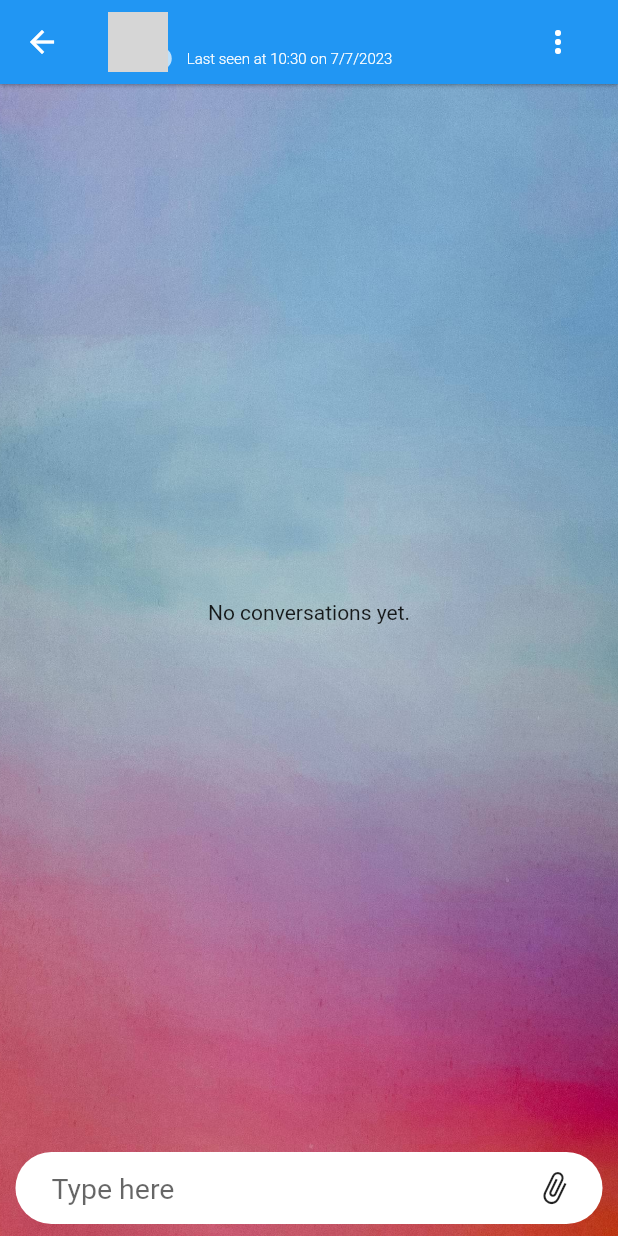
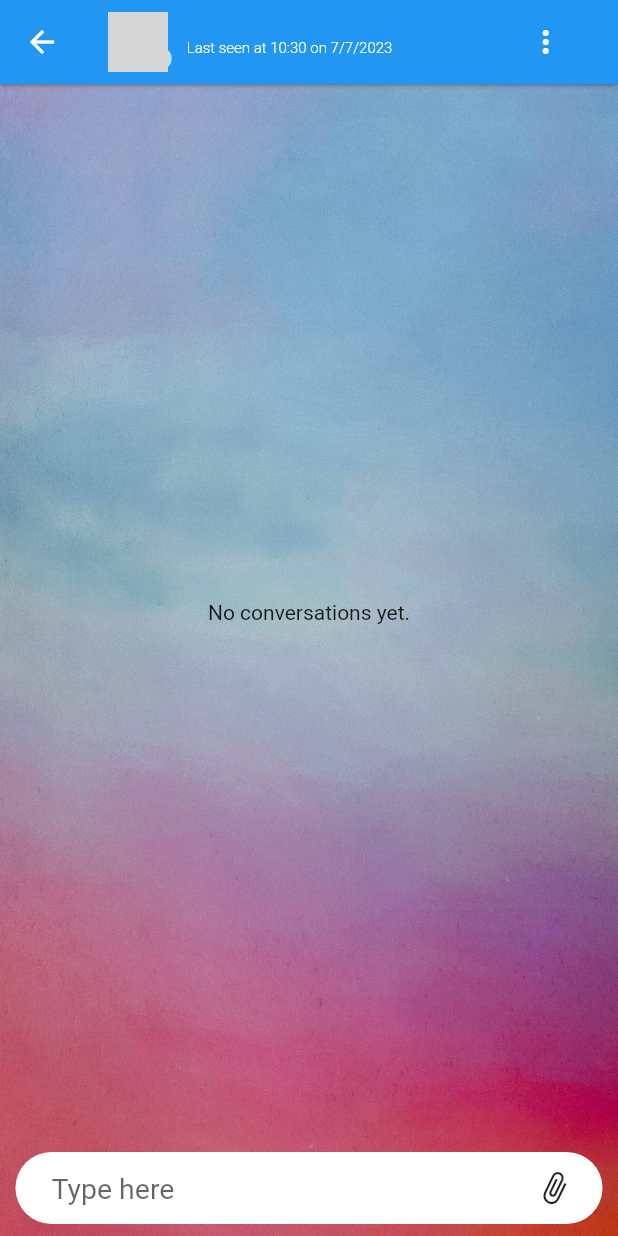
Before and after one commit to shashical/Chatrix, a Flutter app: the ChatWindow screen opened directly with empty values, on a phone screen of 412 x 824 dp. Run offline on Flutter 3.47's test engine with Material 2 defaults, Android fonts, the phone set to English and light mode, and no system bars; our stand-ins replace blurrycontainer, cloud_firestore, file_picker, firebase_auth, firebase_core, firebase_messaging and 9 more; missing offline and left inert: encrypt, pointycastle, restart_app, rsa_encrypt; accounts and stored records are empty; network calls fail; grey boxes are pictures that could not be loaded.

Commit message:
updated-otheruser-profile

```diff
--- a/App/realtime_messaging/lib/Models/userchats.dart
+++ b/App/realtime_messaging/lib/Models/userchats.dart
@@ -17,7 +17,7 @@ class UserChat {
   bool muted;
   bool blocked;
   String? containsSymmKey;
-  String displayName;
+  String? displayName;
 
   UserChat({
     required this.id,
@@ -33,7 +33,7 @@ class UserChat {
     this.muted = false,
     this.blocked = false,
     this.containsSymmKey,
-    required this.displayName,
+    this.displayName,
   });
 
   factory UserChat.fromJson(Map<String, dynamic> json) {
--- a/App/realtime_messaging/lib/Services/users_remote_services.dart
+++ b/App/realtime_messaging/lib/Services/users_remote_services.dart
@@ -58,6 +58,9 @@ class RemoteServices {
     } catch (e) {
       rethrow;
     }
+  }
+  Stream<Users> getUserStream(String id){
+    return reference.collection('users').doc(id).snapshots().map((event) => Users.fromJson(event.data()!));
   }
 
   Future<String> uploadNewImage(File image, String id) async {
--- a/App/realtime_messaging/lib/Widgets/progress-indicator.dart
+++ b/App/realtime_messaging/lib/Widgets/progress-indicator.dart
@@ -16,7 +16,7 @@ Widget progressIndicator(UploadTask? uploadTask,DownloadTask? downloadTask)=>Str
       children: [Center(
         child: CircularProgressIndicator(
           value: progress,
-          backgroundColor: Colors.grey[300],
+          backgroundColor: Colors.black,
           color: Colors.orangeAccent,
 
         ),
--- a/App/realtime_messaging/lib/screens/chat_window.dart
+++ b/App/realtime_messaging/lib/screens/chat_window.dart
@@ -398,20 +398,25 @@ class _ImageBubbleState extends State<ImageBubble> {
                         ],
                       ),
                     ),),
-                    Center(child: (widget.isUser) ? (!isUploading&&!uploaded) ? IconButton(
+                    Center(child:
+                    Container(
+                      height: 50,
+                      width: 50,
+                      decoration: BoxDecoration(
+                        shape: BoxShape.circle,
+                        color:(widget.isUser)?(uploaded)?null:Colors.white.withOpacity(0.5):(downloaded)?null:Colors.white.withOpacity(0.5),
+                      ),
+                      child:(widget.isUser) ? (!isUploading&&!uploaded) ? IconButton(
                           onPressed: () async {
                             setState(() {
-                            isUploading = true;
-                          });
+                              isUploading = true;});
                             final docUrl = await uploadDocument(
                                 File(widget.senderUrl));
-
                             String symmKeyString = (await const FlutterSecureStorage().read(key: widget.chatId))!;
                             encrypt.Key symmKey = encrypt.Key.fromBase64(symmKeyString);
                             encrypt.Encrypter encrypter = encrypt.Encrypter(encrypt.AES(symmKey));
                             encrypt.Encrypted encryptedDocUrl = encrypter.encrypt(docUrl,iv: iv);
                             String encryptedDocUrlString = encryptedDocUrl.base64;
-
                             ChatsRemoteServices().updateChatMessage(widget.chatId, {
                               'uploaded': true,
                               'text': encryptedDocUrlString
@@ -433,11 +438,10 @@ class _ImageBubbleState extends State<ImageBubble> {
                                   'downloaded':true,
                                 }, widget.id);
                             setState(() {
-                            downloaded=true;
-                          });
-
-
+                              downloaded=true;});
                             }, icon: const Icon(Icons.download)):!downloaded?progressIndicator(null, _downloadTask):const SizedBox(width: 0,),
+                    ),
+
                     )
                   ]
               ),
@@ -575,6 +579,7 @@ class _ChatWindowState extends State<ChatWindow> {
   late Users currentUser;
   bool youBlocked=false;
   bool otherBlocked=false;
+  Users? otherUserStream;
 
   Future getImage(ImageSource source) async {
     final image = await ImagePicker().pickImage(source: source);
@@ -759,14 +764,20 @@ class _ChatWindowState extends State<ChatWindow> {
                 ) :Row(
                   children: [
                     InkWell(
-                      child: Stack(
+
+                      child: SizedBox(
+                        height: 50,
+                        width: MediaQuery.of(context).size.width*0.65,
+                        child: Row(
+                          children: [
+                            Stack(
                               children: [
                                 const SizedBox(
                                  width: 42.5,
                                  height: 40,
                                 ),
                                 CircleAvatar(
-                          foregroundImage: NetworkImage(otheruser.photoUrl!),
+                                foregroundImage: NetworkImage((otherBlocked)?'http://ronaldmottram.co.nz/wp-content/uploads/2019/01/default-user-icon-8.jpg':otheruser.photoUrl!),
                               ),
                                 (otherBlocked)?const SizedBox():Positioned(
                                   bottom: 1.5,
@@ -775,27 +786,35 @@ class _ChatWindowState extends State<ChatWindow> {
                                       height: 15,
                                   width: 15,
                                   decoration: BoxDecoration(
-                              color: (otheruser.isOnline!)?const Color.fromARGB(
+                                    color: (otherUserStream?.isOnline??false)?const Color.fromARGB(
                                         255, 0, 228, 31):Colors.white70,
                                     shape: BoxShape.circle
                                   ),
                                 ))
                             ]
                             ),
+                            const SizedBox(width: 10,),
+                            SizedBox(
+                              height: 50,
+                              child: Column(
+                                crossAxisAlignment: CrossAxisAlignment.start,
+                                children: [
+                                  Text((indexInContact!=-1)?savedUsers[indexInContact]:otheruser.phoneNo),
+                                  (otherBlocked || otherUserStream==null)?const Text(''):Text((otherUserStream!.isOnline!)?'Online Now':'Last seen at ${otheruser.lastOnline?.hour}:${otheruser.lastOnline!.minute~/10}${otheruser.lastOnline!.minute%10} on ${otheruser.lastOnline!.day}/${otheruser.lastOnline!.month}/${otheruser.lastOnline!.year}'
+                                    ,style: const TextStyle(fontSize: 10,fontWeight: FontWeight.w300),)
+                                ],
+                              ),
+                            ),
+                            const Spacer(),
+                          ],
+                        ),
+                      ),
                       onTap: (){
                         Navigator.push(context, MaterialPageRoute(builder: (context)=>OtherUserProfilePage(userId: widget.otherUserId,)));
                       },
-                    ),
-                    const SizedBox(width: 10,),
-                    Column(
-                      crossAxisAlignment: CrossAxisAlignment.start,
-                      children: [
-                        Text((indexInContact!=-1)?savedUsers[indexInContact]:otheruser.phoneNo),
-                        (otherBlocked)?const Text(''):Text((otheruser.isOnline!)?'Online Now':'Last seen at ${otheruser.lastOnline?.hour}:${otheruser.lastOnline!.minute~/10}${otheruser.lastOnline!.minute%10} on ${otheruser.lastOnline!.day}/${otheruser.lastOnline!.month}/${otheruser.lastOnline!.year}'
-                        ,style: const TextStyle(fontSize: 10,fontWeight: FontWeight.w300),)
-                      ],
-                    ),
-                    const Spacer(),
+
+
+                    ),
                     PopupMenuButton(itemBuilder: (context)=>
                     [
                       PopupMenuItem(
@@ -902,6 +921,18 @@ class _ChatWindowState extends State<ChatWindow> {
                 ),
                 child: Column(
                   children: [
+                    SizedBox(
+                      height: 1,
+                      child:StreamBuilder<Users>(
+                        stream: RemoteServices().getUserStream(widget.otherUserId),
+                        builder:( (context,snapshot){
+                          if(snapshot.hasData){
+                            otherUserStream=snapshot.data;
+                          }
+                          return const SizedBox();
+                        }),
+                      ) ,
+                    ),
                     Flexible(
                       child: StreamBuilder<List<ChatMessage>>(
                         stream: (chatid == null
@@ -1224,9 +1255,9 @@ class _ChatWindowState extends State<ChatWindow> {
                         },
                       ),
                     ),
-                    (youBlocked)?const Center(
-                      child: Text('you have blocked this chat unblock to continue !'),
-                    ):(otherBlocked)?Center(child: Text('${savedUsers[savedNumber.indexOf(otheruser.phoneNo)]} has blocked you !'),):const SizedBox(height: 0,),
+                    // (youBlocked)?const Center(
+                    //   child: Text('you have blocked this chat unblock to continue !'),
+                    // ):(otherBlocked)?Center(child: Text('${savedUsers[savedNumber.indexOf(otheruser.phoneNo)]} has blocked you !'),):const SizedBox(height: 0,),
                     Container(
                       constraints: BoxConstraints(
                           maxWidth: MediaQuery.of(context).size.width * 0.95),
@@ -1250,7 +1281,7 @@ class _ChatWindowState extends State<ChatWindow> {
                                 child: TextField(
                                   style: const TextStyle(fontSize: 19),
                                   maxLines: null,
-                                  readOnly: (youBlocked ||otherBlocked),
+                                //  readOnly: (youBlocked ||otherBlocked),
                                   controller: messageController,
                                   onChanged: (e){
                                     setState(() {
--- a/App/realtime_messaging/lib/screens/home_page.dart
+++ b/App/realtime_messaging/lib/screens/home_page.dart
@@ -61,7 +61,7 @@ class _HomePageState extends State<HomePage> with WidgetsBindingObserver {
 
   @override
   Widget build(BuildContext context) {
-    debugPrint('printingcid $cid');
+   // debugPrint('printingcid $cid');
     return Scaffold(
       appBar: AppBar(
         title: const Text(
--- a/App/realtime_messaging/lib/screens/my_chats.dart
+++ b/App/realtime_messaging/lib/screens/my_chats.dart
@@ -11,6 +11,7 @@ import 'package:realtime_messaging/screens/home_page.dart';
 import 'package:realtime_messaging/screens/otherUser_profile_page.dart';
 import 'package:realtime_messaging/screens/search_contacts.dart';
 import 'package:realtime_messaging/screens/user_info.dart';
+import '../Models/users.dart';
 import '../Services/users_remote_services.dart';
 import 'dart:math' as math;
 import 'package:encrypt/encrypt.dart' as encrypt;
@@ -279,6 +280,7 @@ class _ChatsPageState extends State<ChatsPage> {
                     ])
               ],
             ):const SizedBox(width: 0,),
+
 
             Flexible(
               child: StreamBuilder<List<UserChat>>(
```
Also changed, not shown: App/realtime_messaging/lib/screens/group_window.dart (+32 -10 lines), App/realtime_messaging/lib/screens/otherUser_profile_page.dart (+86 -30 lines). Lines whose indentation alone changed are shown as unchanged.
